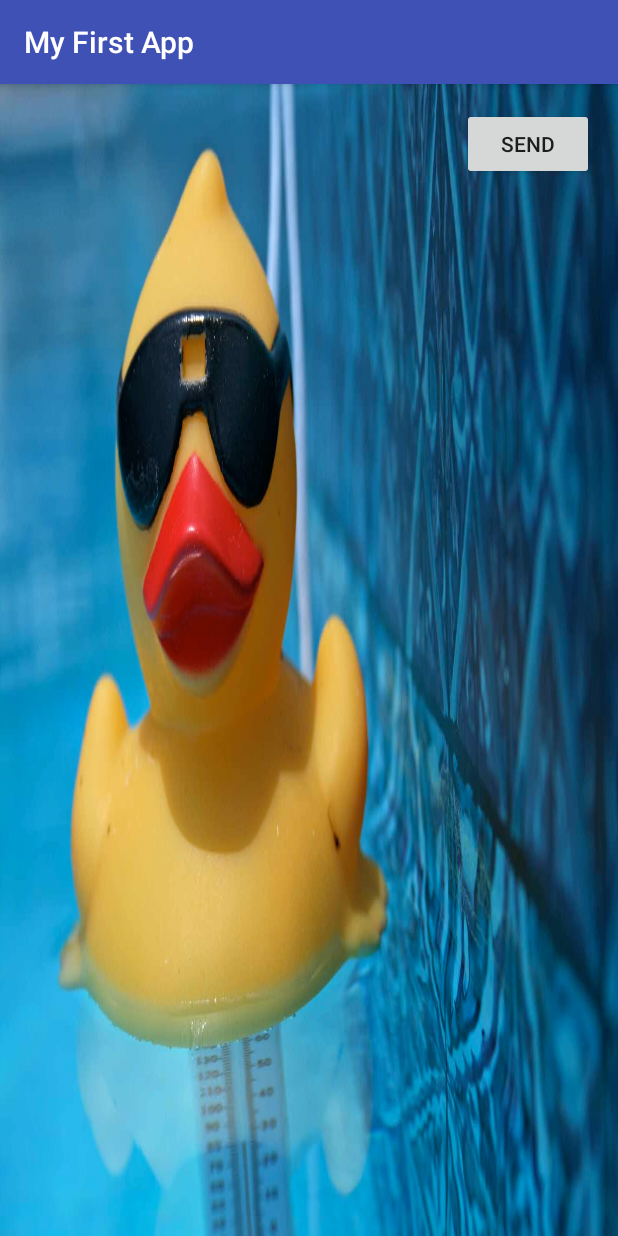
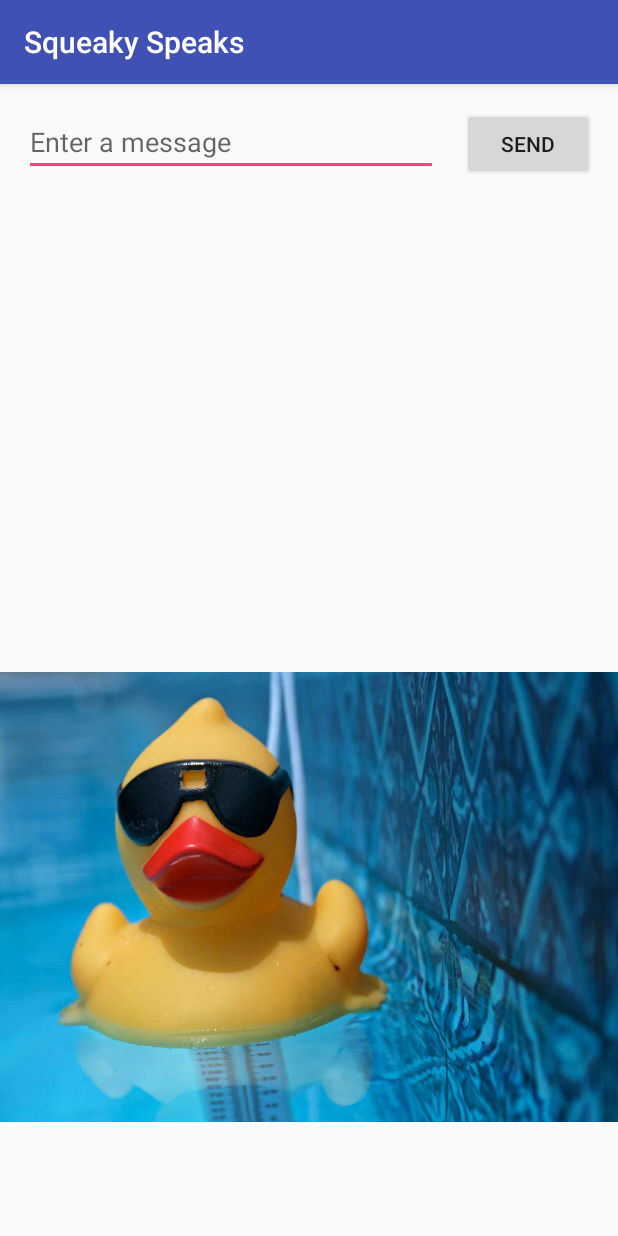
Before and after one commit to blmendoza/SqueakSpeaks, an Android app: the screen it shows after launch (MainActivity), on a phone screen of 412 x 824 dp. Run offline under Robolectric (Android 15) with nearby library versions, the phone set to English and light mode, and no system bars.

Commit message:
adjusted the picture and changed the name of the app
no longer is it My First App

```diff
--- a/My_First_App/app/src/main/res/layout/activity_main.xml
+++ b/My_First_App/app/src/main/res/layout/activity_main.xml
@@ -37,12 +37,15 @@
     <ImageButton
         android:id="@+id/imageButton"
         android:layout_width="wrap_content"
-        android:layout_height="wrap_content"
+        android:layout_height="300dp"
+        android:layout_marginBottom="76dp"
         android:adjustViewBounds="false"
         android:background="@drawable/sunglassed_rubber_duck"
         android:contentDescription="rubber duck"
         android:onClick="sendMessage"
         android:scaleType="fitXY"
-        android:visibility="visible" />
+        android:visibility="visible"
+        app:layout_constraintBottom_toBottomOf="parent"
+        app:layout_constraintRight_toRightOf="parent" />
 
 </android.support.constraint.ConstraintLayout>
--- a/My_First_App/app/src/main/res/values/strings.xml
+++ b/My_First_App/app/src/main/res/values/strings.xml
@@ -1,5 +1,5 @@
 <resources>
-    <string name="app_name">My First App</string>
+    <string name="app_name">Squeaky Speaks</string>
     <string name="edit_message">Enter a message</string>
     <string name="button_send">Send</string>
 </resources>
```
